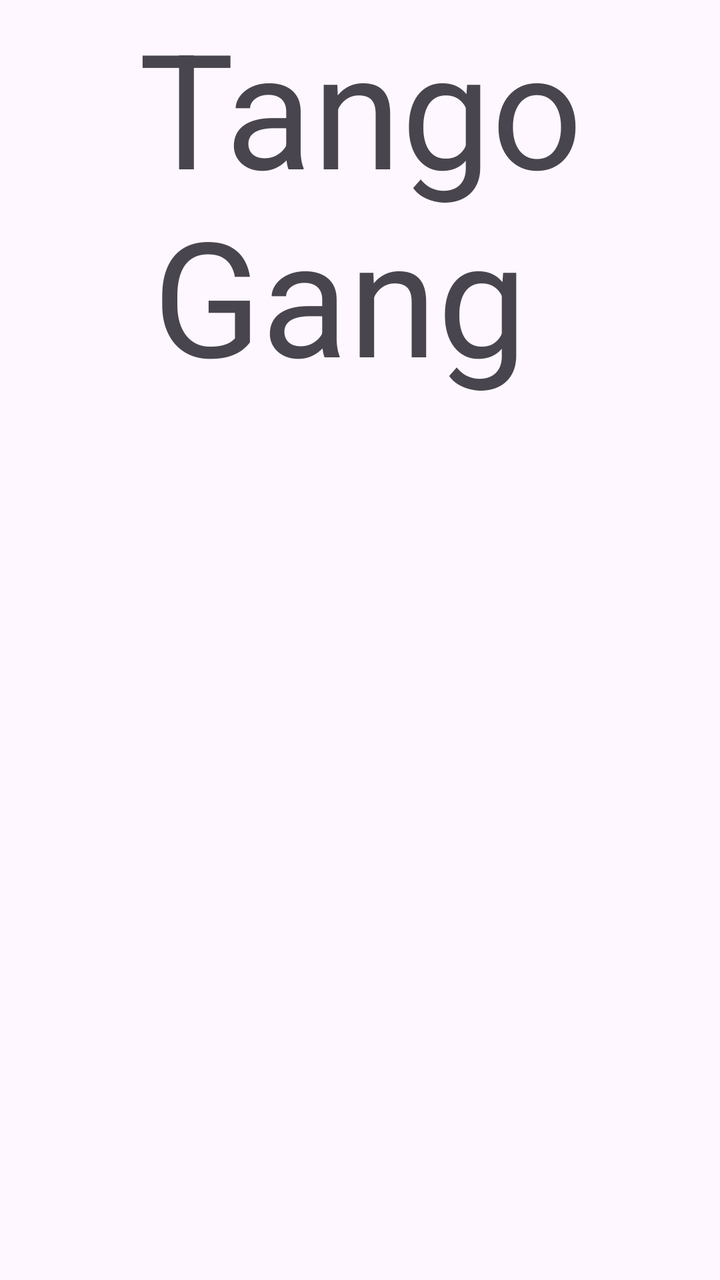
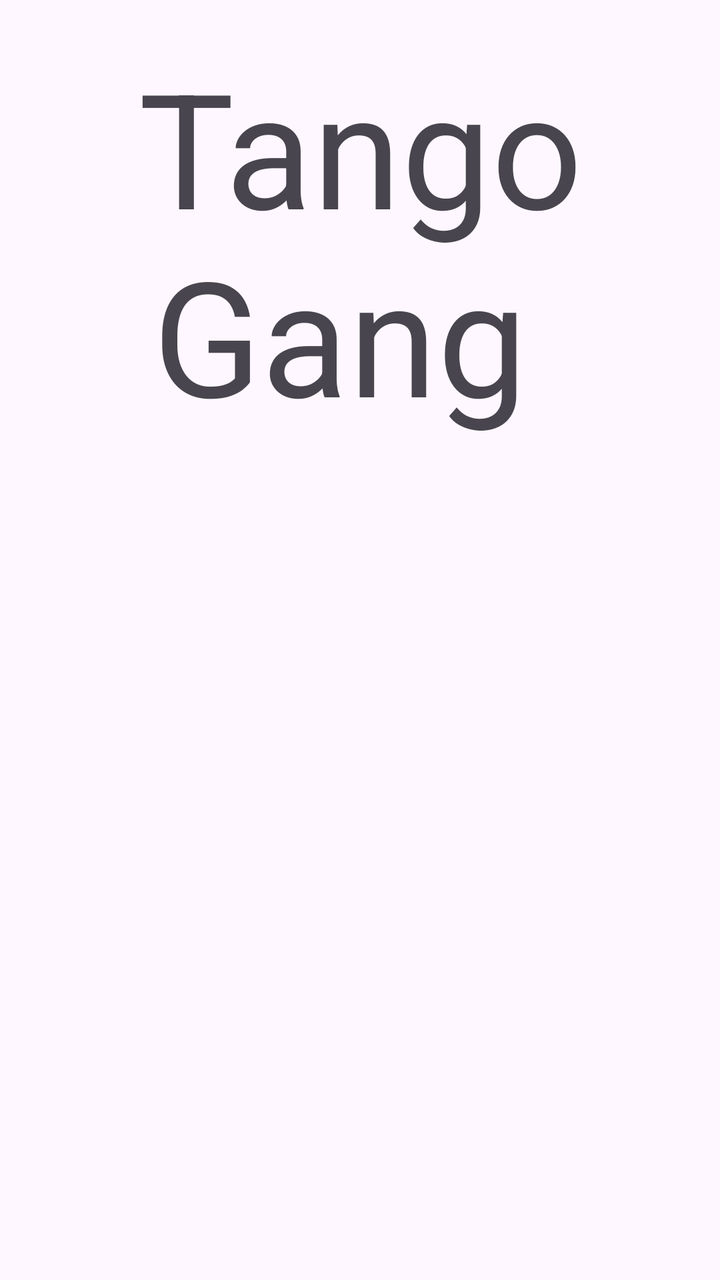

The first picture is an Android layout as it rendered before a commit; the second is the same layout after the commit. The layout source and the unified diff follow.
<!-- AndroidManifest.xml: application theme Theme.Vision -->
<!-- res/layout/activity_login.xml -->
<?xml version="1.0" encoding="utf-8"?>
<androidx.constraintlayout.widget.ConstraintLayout xmlns:android="http://schemas.android.com/apk/res/android"
    xmlns:app="http://schemas.android.com/apk/res-auto"
    xmlns:tools="http://schemas.android.com/tools"
    android:id="@+id/main"
    android:layout_width="match_parent"
    android:layout_height="match_parent"
    tools:context=".LoginActivity">



    <TextView
        android:layout_width="match_parent"
        android:layout_height="match_parent"
        android:text="Tango Gang "
        android:textSize="80dp"
        android:textAlignment="center"/>


</androidx.constraintlayout.widget.ConstraintLayout>
<!-- resources referenced by this layout -->
<resources>
  <style name="Theme.Vision" parent="Base.Theme.Vision" />
  <style name="Base.Theme.Vision" parent="Theme.Material3.DayNight.NoActionBar">
          
          
      </style>
</resources>

<!-- the commit's change to res/layout/activity_login.xml (unified diff, before → after) -->
@@ -13,8 +13,8 @@
         android:layout_width="match_parent"
         android:layout_height="match_parent"
         android:text="Tango Gang "
-        android:textSize="80dp"
+        android:textSize="80sp"
+        android:layout_marginTop="20sp"
         android:textAlignment="center"/>
 
-
 </androidx.constraintlayout.widget.ConstraintLayout>
